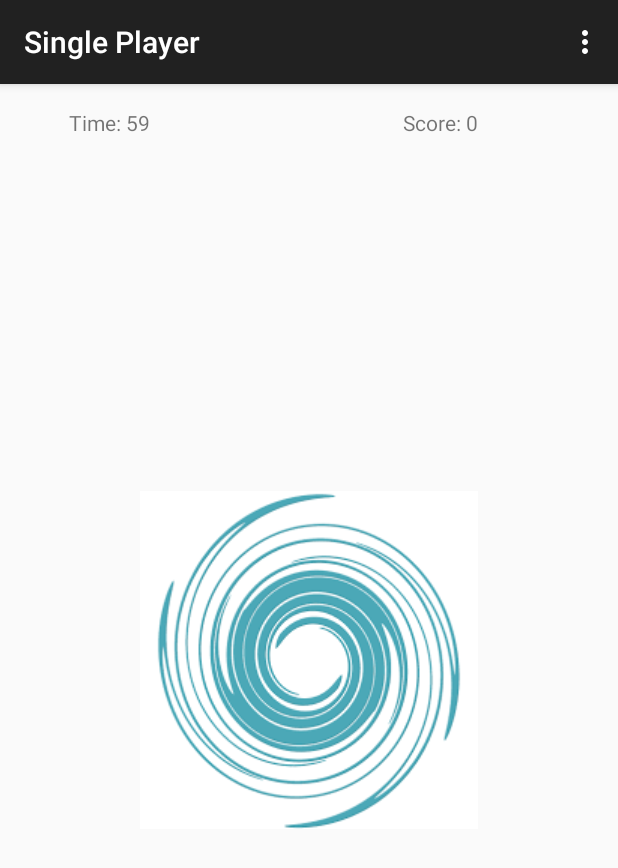
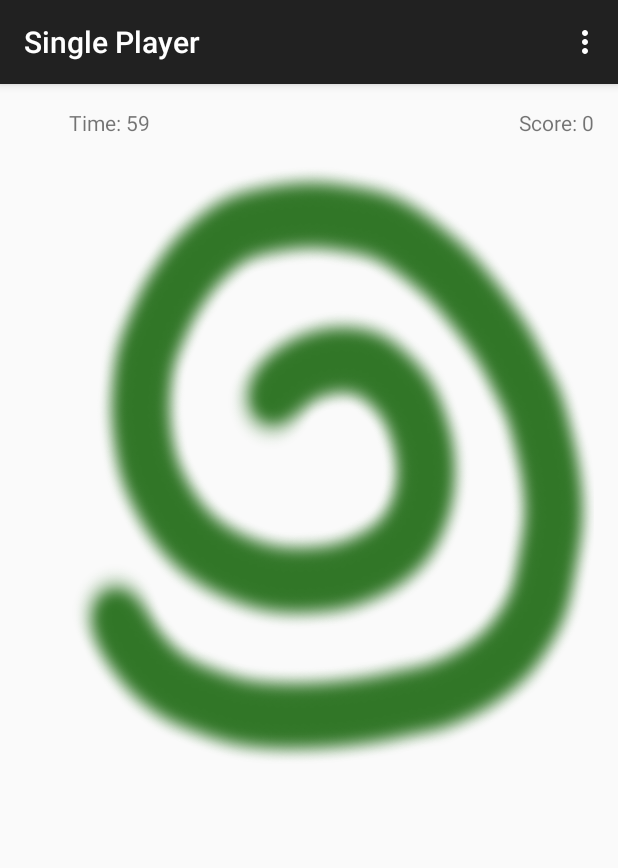
Before and after one commit to LuiAlva/SwirlyTap, an Android app: the singlePlayer screen opened directly, with no data from a screen before it, on a phone screen of 412 x 824 dp. Shown: the top 868 px of the screen. Run offline under Robolectric (Android 15) with nearby library versions, the phone set to English and light mode, and no system bars.

Commit message:
button dissapears now when clicked

```diff
--- a/app/src/main/java/com/example/spencer/swirlytap/singlePlayer.java
+++ b/app/src/main/java/com/example/spencer/swirlytap/singlePlayer.java
@@ -70,17 +70,21 @@ public class singlePlayer extends ActionBarActivity  implements View.OnClickList
 
         }.start();
 
-        levelOne();
+        appear();
+
 
     }
 
     ImageButton goodSwirl; //create image button
-    public void levelOne()//display level one on screen
+    ImageButton badSwirl; //create bad button
+    public void appear()//display level one on screen
     {
 
         //after all buttons are clicked by user call levelTwo function
         goodSwirl = (ImageButton) findViewById(R.id.levelOne);
         goodSwirl.setOnClickListener(this); //sets an onClickListener on button1
+        goodSwirl.setX(10);
+        goodSwirl.setY(20);
 
     }
     @Override
@@ -94,10 +98,11 @@ public class singlePlayer extends ActionBarActivity  implements View.OnClickList
         }
     }
 
-    public void swirlClick()
+    public void swirlClick(boolean buttonType)
     {
         count++;//add point to total points
         //display new score
+        goodSwirl.setVisibility(View.INVISIBLE); //make image dissapear when clicked
     }
     @Override
     public boolean onCreateOptionsMenu(Menu menu)
--- a/app/src/main/res/layout/activity_main.xml
+++ b/app/src/main/res/layout/activity_main.xml
@@ -1,9 +1,12 @@
+
+
 <RelativeLayout xmlns:android="http://schemas.android.com/apk/res/android"
     xmlns:tools="http://schemas.android.com/tools" android:layout_width="match_parent"
     android:layout_height="match_parent" android:paddingLeft="@dimen/activity_horizontal_margin"
     android:paddingRight="@dimen/activity_horizontal_margin"
     android:paddingTop="@dimen/activity_vertical_margin"
-    android:paddingBottom="@dimen/activity_vertical_margin" tools:context=".MainActivity">
+    android:paddingBottom="@dimen/activity_vertical_margin" tools:context=".MainActivity"
+   >
 
     <Button
         android:layout_width="wrap_content"
--- a/app/src/main/res/layout/activity_single_player.xml
+++ b/app/src/main/res/layout/activity_single_player.xml
@@ -21,20 +21,23 @@
     <ImageButton
         android:layout_width="wrap_content"
         android:layout_height="wrap_content"
+        android:scaleType="fitXY"
         android:id="@+id/levelOne"
         android:clickable="true"
-        android:background="@drawable/swirl"
+        android:background="@drawable/goodswirl"
         android:contentDescription="levelOne"
-        android:layout_centerVertical="true"
-        android:layout_centerHorizontal="true" />
+
+       />
 
     <TextView
-        android:layout_width="wrap_content"
-        android:layout_height="wrap_content"
         android:text="Score:"
         android:id="@+id/totalScore"
         android:layout_alignParentTop="true"
         android:layout_alignRight="@+id/levelOne"
-        android:layout_alignEnd="@+id/levelOne" />
+        android:layout_alignEnd="@+id/levelOne"
+        android:layout_width="50dip"
+        android:layout_height="fill_parent"
+        android:layout_marginLeft="3dip"
+        android:scaleType="center"/>/>
 
 </RelativeLayout>
```
Also changed, not shown: app/src/main/res/drawable-hdpi/goodswirl.png (added), app/src/main/res/drawable-mdpi/GoodSwirl.png (added).
